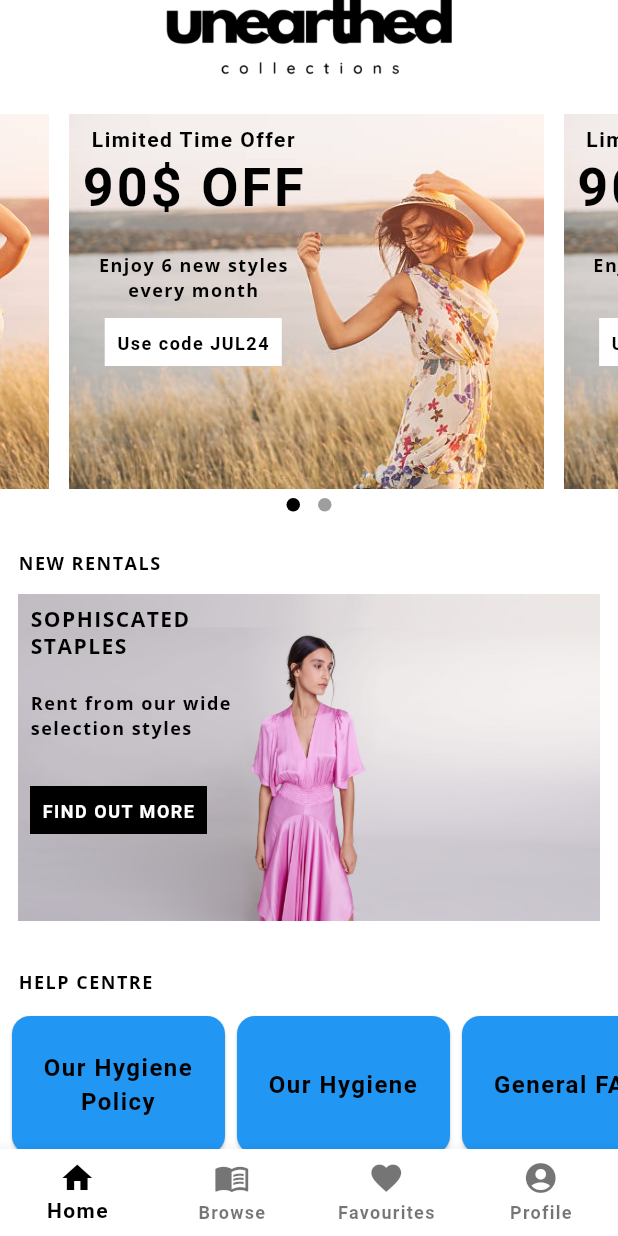
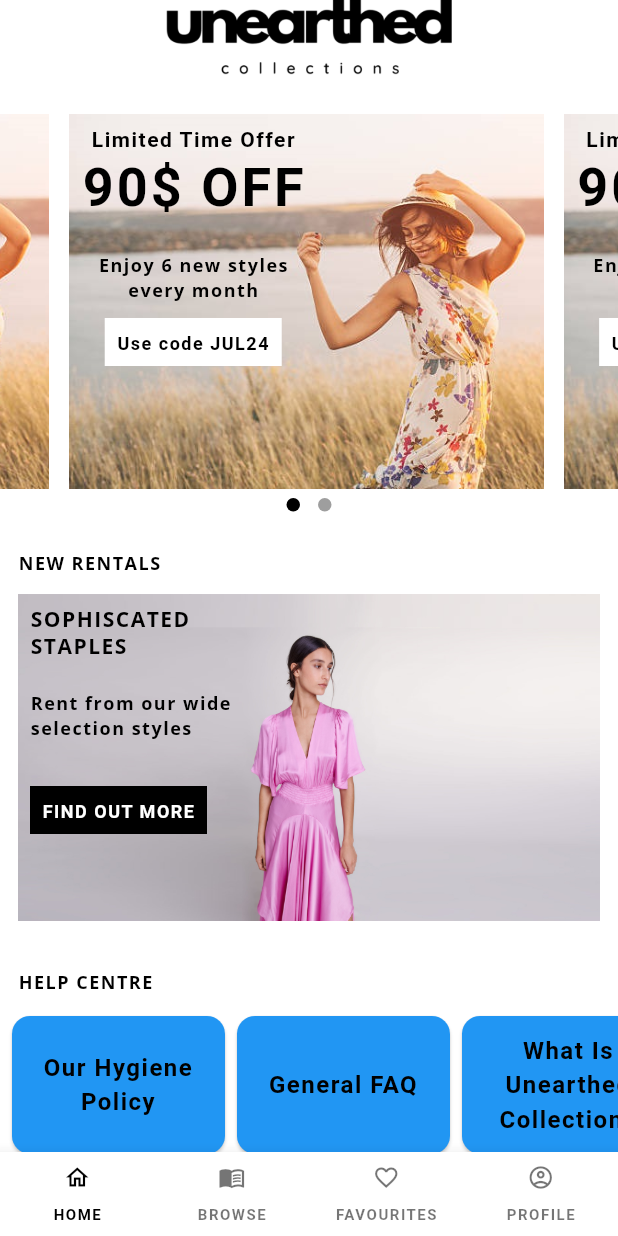
Before and after one commit to chris-bluemoon/revivals, a Flutter app: the screen it shows after launch, on a phone screen of 412 x 824 dp. Run offline on Flutter 3.47's test engine with Material 3 defaults, Android fonts, the phone set to English and light mode, and no system bars; drawn by our look-alikes of carousel_slider, dots_indicator; our stand-ins replace cloud_firestore, firebase_core, google_fonts; accounts and stored records are empty; Roboto replaces fonts that are missing (Playfair).

Commit message:
Added to_rent page, changerd bottomnavbar, added bottomnavbar as buttons for to_rent page

```diff
--- a/lib/screens/home/home.dart
+++ b/lib/screens/home/home.dart
@@ -79,7 +79,7 @@ class _HomeState extends State<Home> {
             padding: EdgeInsets.only(left: 12.0),
             child: StyledBody('HELP CENTRE'),
           ),
-          SizedBox(height: 10),
+          const SizedBox(height: 10),
           SizedBox(
             height: 100,
             child: ListView(
@@ -88,7 +88,6 @@ class _HomeState extends State<Home> {
               children: const <Widget>[
                 SizedBox(width: 4),
                 HomePageBottomCard('Our Hygiene Policy'),
-                HomePageBottomCard('Our Hygiene'),
                 HomePageBottomCard('General FAQ'),
                 HomePageBottomCard('What Is Unearthed Collections'),
                 HomePageBottomCard('How It Works'),
--- a/lib/screens/home/home_page_bottom_card.dart
+++ b/lib/screens/home/home_page_bottom_card.dart
@@ -8,7 +8,7 @@ class HomePageBottomCard extends StatelessWidget {
 
   @override
   Widget build(BuildContext context) {
-    return Container(
+    return SizedBox(
       // height: 120,
       width: 150,
       child: Card(
--- a/lib/screens/home_page.dart
+++ b/lib/screens/home_page.dart
@@ -50,24 +50,39 @@ class _HomePageState extends State<HomePage> {
         type: BottomNavigationBarType.fixed,
         backgroundColor: Colors.white,
         selectedItemColor: Colors.black,
+        unselectedLabelStyle: TextStyle(fontSize: 10.0),
+        selectedLabelStyle: TextStyle(fontSize: 10.0),
         items: const <BottomNavigationBarItem>[
           BottomNavigationBarItem(
-            icon: Icon(Icons.home),
-            label: 'Home',
+            icon: Padding(
+              padding: EdgeInsets.only(bottom: 8.0),
+              child: Icon(Icons.home_outlined, size: 18.0),
+            ),
+            label: 'HOME',
           ),
           BottomNavigationBarItem(
-            icon: Icon(Icons.menu_book),
-            label: 'Browse',
+            icon: Padding(
+              padding: EdgeInsets.only(bottom: 8.0),
+              child: Icon(Icons.menu_book_outlined, size: 18.0),
+            ),
+            label: 'BROWSE',
           ),
           BottomNavigationBarItem(
-            icon: Icon(Icons.favorite),
-            label: 'Favourites',
+            icon: Padding(
+              padding: EdgeInsets.only(bottom: 8.0),
+              child: Icon(Icons.favorite_border, size: 18.0),
+            ),
+            label: 'FAVOURITES',
           ),
           BottomNavigationBarItem(
-            icon: Icon(Icons.account_circle),
-            label: 'Profile',
+            icon: Padding(
+              padding: EdgeInsets.only(bottom: 8.0),
+              child: Icon(Icons.account_circle_outlined, size: 18.0),
+            ),
+            label: 'PROFILE'
           ),
         ],
+        // selectedLabelStyle: TextStyle(color: Colors.blue,fontSize: 14),
         currentIndex: _pageIndex,
         onTap: (int index) {
           setState(
--- a/lib/services/dress_store.dart
+++ b/lib/services/dress_store.dart
@@ -27,7 +27,6 @@ class DressStore extends ChangeNotifier {
 
   // add character
   void addDress(Dress dress) async {
-    log('Adding dress');
     await FirestoreService.addDress(dress);
 
     _dresses.add(dress);
@@ -36,10 +35,8 @@ class DressStore extends ChangeNotifier {
 
     // initially fetch dresses
   void fetchDressesOnce() async {
-    log('Dresses list size is ${_dresses.length}');
     if (dresses.length == 0) {
       final snapshot = await FirestoreService.getDressesOnce();
-      log('Getting dresses once from Firestore');
       for (var doc in snapshot.docs) {
         _dresses.add(doc.data());
       }
--- a/lib/services/firestore_service.dart
+++ b/lib/services/firestore_service.dart
@@ -1,5 +1,3 @@
-import 'dart:developer';
-
 import 'package:cloud_firestore/cloud_firestore.dart';
 import 'package:unearthed/models/dress.dart';
 
@@ -19,7 +17,6 @@ class FirestoreService {
 
   // get dress once
   static Future<QuerySnapshot<Dress>> getDressesOnce() {
-    log('Getting dress once');
     return ref.get();
   }
 
```
Also changed, not shown: lib/screens/new_arrivals/new_arrivals.dart (+11 -3 lines), lib/screens/to_rent/to_rent.dart (added, +157 -0 lines).
